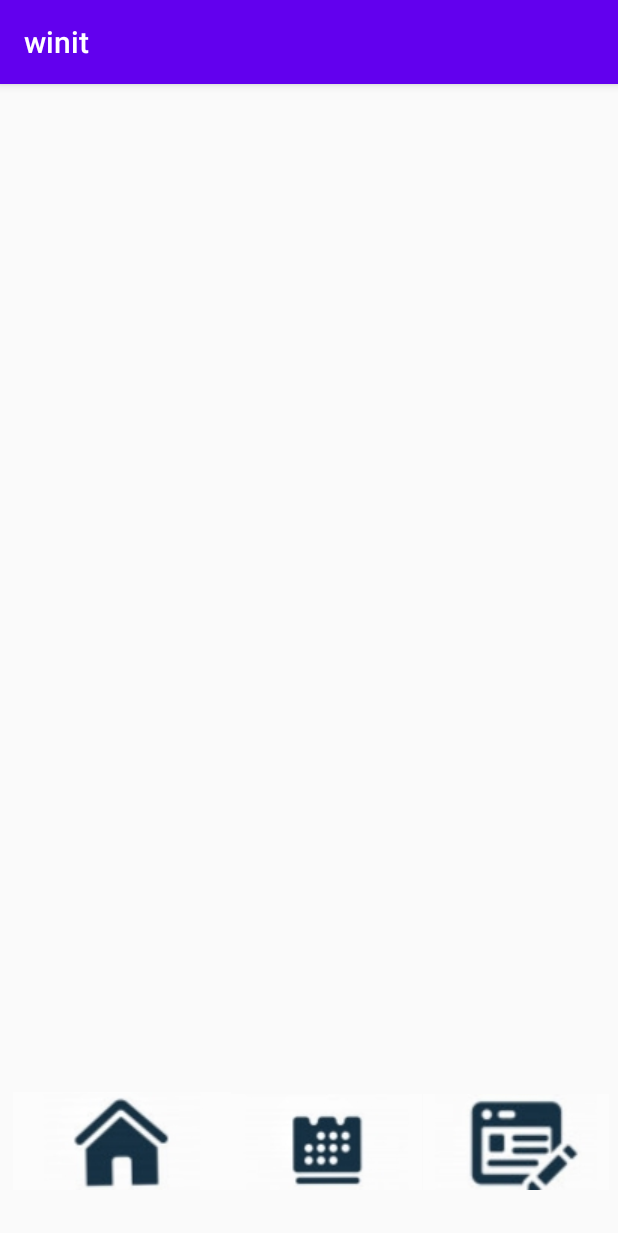
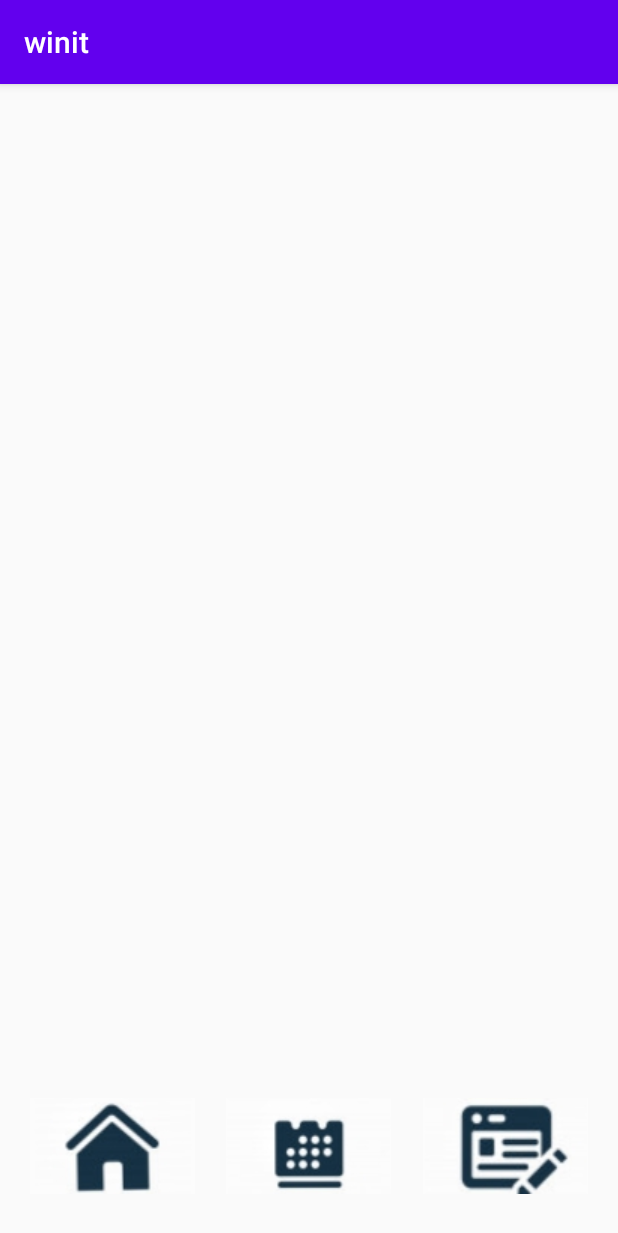
Before and after one commit to VIKASbhalke/winit-app, an Android app: the homepage screen opened directly, with no data from a screen before it, on a phone screen of 412 x 824 dp. Shown: the top 1233 px of the screen. Run offline under Robolectric (Android 15) with nearby library versions, the phone set to English and light mode, and no system bars.

Commit message:
created new pages

```diff
--- a/app/src/main/AndroidManifest.xml
+++ b/app/src/main/AndroidManifest.xml
@@ -9,7 +9,9 @@
         android:roundIcon="@mipmap/ic_launcher_round"
         android:supportsRtl="true"
         android:theme="@style/AppTheme">
-        <activity android:name=".homepage"></activity>
+        <activity android:name=".calendarpage"></activity>
+        <activity android:name=".faqpage" />
+        <activity android:name=".homepage" />
         <activity android:name=".MainActivity">
             <intent-filter>
                 <action android:name="android.intent.action.MAIN" />
--- a/app/src/main/res/layout/activity_homepage.xml
+++ b/app/src/main/res/layout/activity_homepage.xml
@@ -8,40 +8,35 @@
 
     <ImageButton
         android:id="@+id/imageButton3"
-        android:layout_width="127dp"
+        android:layout_width="110dp"
         android:layout_height="64dp"
+        android:layout_marginBottom="28dp"
         android:contentDescription="@string/imagebutton"
         app:layout_constraintBottom_toBottomOf="parent"
-        app:layout_constraintEnd_toEndOf="parent"
-        app:layout_constraintHorizontal_bias="0.542"
-        app:layout_constraintStart_toStartOf="parent"
-        app:layout_constraintTop_toTopOf="parent"
-        app:layout_constraintVertical_bias="0.956"
+        app:layout_constraintEnd_toStartOf="@+id/imageButton4"
+        app:layout_constraintHorizontal_bias="0.487"
+        app:layout_constraintStart_toEndOf="@+id/imageButton5"
         app:srcCompat="@drawable/calen" />
 
     <ImageButton
         android:id="@+id/imageButton4"
-        android:layout_width="124dp"
+        android:layout_width="110dp"
         android:layout_height="64dp"
+        android:layout_marginEnd="20dp"
+        android:layout_marginBottom="28dp"
         android:contentDescription="@string/faq"
         app:layout_constraintBottom_toBottomOf="parent"
         app:layout_constraintEnd_toEndOf="parent"
-        app:layout_constraintHorizontal_bias="0.979"
-        app:layout_constraintStart_toStartOf="parent"
-        app:layout_constraintTop_toTopOf="parent"
-        app:layout_constraintVertical_bias="0.956"
         app:srcCompat="@drawable/faq" />
 
     <ImageButton
         android:id="@+id/imageButton5"
-        android:layout_width="145dp"
-        android:layout_height="65dp"
+        android:layout_width="110dp"
+        android:layout_height="64dp"
+        android:layout_marginStart="20dp"
+        android:layout_marginBottom="28dp"
+        android:contentDescription="@string/home"
         app:layout_constraintBottom_toBottomOf="parent"
-        app:layout_constraintEnd_toEndOf="parent"
-        app:layout_constraintHorizontal_bias="0.033"
         app:layout_constraintStart_toStartOf="parent"
-        app:layout_constraintTop_toTopOf="parent"
-        app:layout_constraintVertical_bias="0.956"
-        app:srcCompat="@drawable/home"
-        android:contentDescription="@string/home" />
+        app:srcCompat="@drawable/home" />
 </androidx.constraintlayout.widget.ConstraintLayout>
--- a/app/src/main/res/values/strings.xml
+++ b/app/src/main/res/values/strings.xml
@@ -1,8 +1,8 @@
 <resources>
     <string name="app_name">winit</string>
     <string name="button">next</string>
-    <string name="imagebutton">TODO</string>
-    <string name="faq">TODO</string>
+    <string name="imagebutton">calendar</string>
+    <string name="faq">faqbtn</string>
     <string name="home">TODO</string>
 
 </resources>
```
Also changed, not shown: app/src/main/java/com/example/winit/calendarpage.java (added, +14 -0 lines), app/src/main/java/com/example/winit/faqpage.java (added, +14 -0 lines), app/src/main/res/layout/activity_calendarpage.xml (added, +9 -0 lines), app/src/main/res/layout/activity_faqpage.xml (added, +9 -0 lines).
